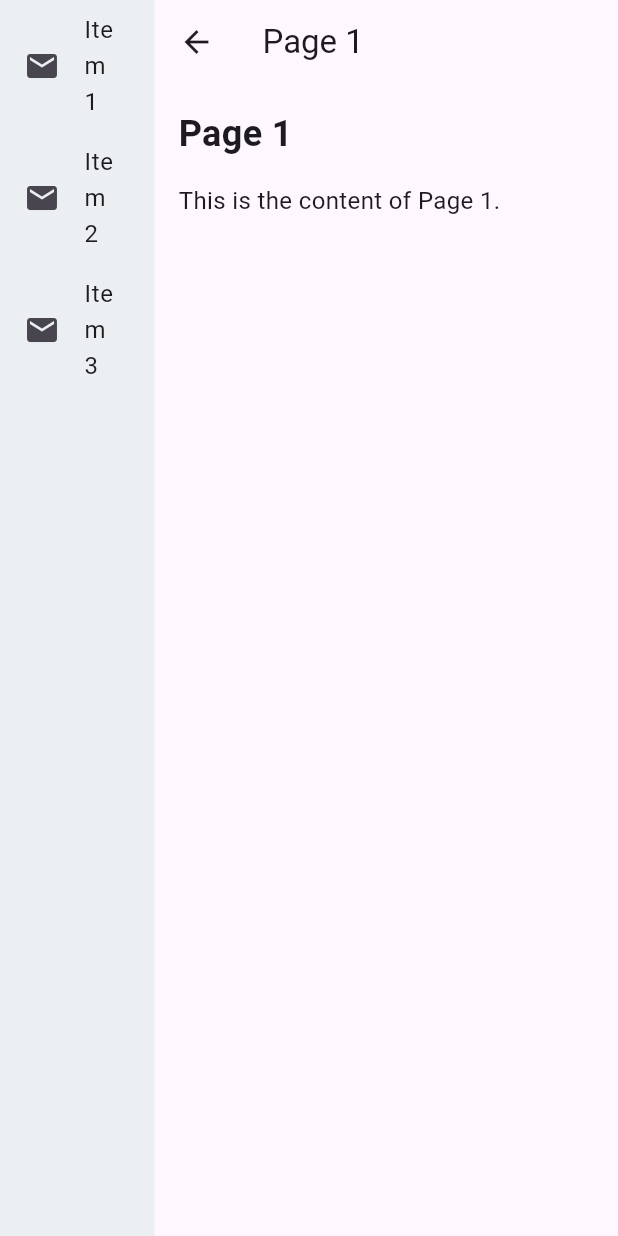
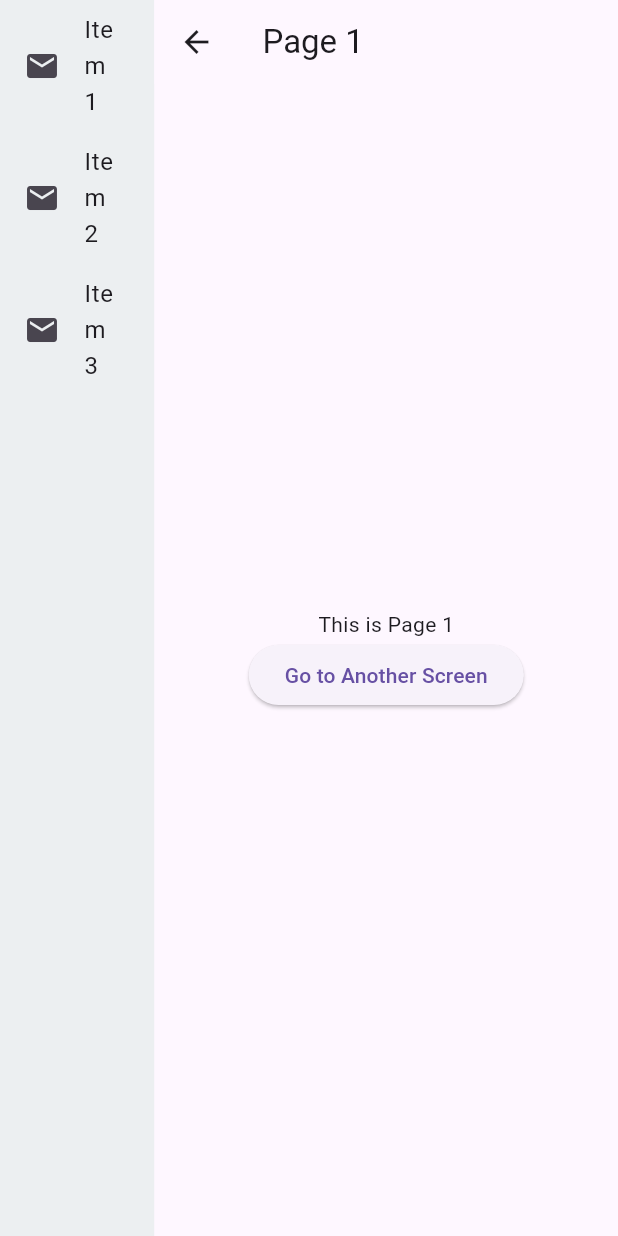
Before and after one commit to Hunaisp/WebScreenSplit, a Flutter app: the screen it shows after launch, after a tap on "Item 1", on a phone screen of 412 x 824 dp. Run offline on Flutter 3.47's test engine with Material 3 defaults, Android fonts, the phone set to English and light mode, and no system bars; missing offline and left inert: dart:html.

Commit message:
some changes made

```diff
--- a/lib/main.dart
+++ b/lib/main.dart
@@ -6,36 +6,88 @@ void main() {
 }
 
 class MyApp extends StatelessWidget {
-  MyApp() {
-    // Add an event listener to handle browser back button (popstate)
-    html.window.onPopState.listen((event) {
-      AppRouterDelegate.instance.handleBrowserBack();
-    });
-  }
-
   @override
   Widget build(BuildContext context) {
-    return MaterialApp.router(
+    return MaterialApp(
       title: 'Flutter Web Split Screen Navigation',
-      routerDelegate: AppRouterDelegate.instance,
-      routeInformationParser: RouteInformationParserImpl(),
+      home: SplitScreen(),
     );
   }
 }
 
-// Custom Router Delegate to manage browser history
-class AppRouterDelegate extends RouterDelegate<RoutePath>
-    with ChangeNotifier, PopNavigatorRouterDelegateMixin<RoutePath> {
-  static final AppRouterDelegate instance = AppRouterDelegate();
+class SplitScreen extends StatefulWidget {
+  @override
+  _SplitScreenState createState() => _SplitScreenState();
+}
 
-  final GlobalKey<NavigatorState> navigatorKey = GlobalKey<NavigatorState>();
+class _SplitScreenState extends State<SplitScreen> {
   String selectedPage = 'page1';
 
   // Stack to keep track of navigation history
   final List<String> pageStack = ['page1'];
 
   @override
-  RoutePath get currentConfiguration => RoutePath(selectedPage);
+  void initState() {
+    super.initState();
+    // Add an event listener to handle browser back button (popstate)
+    html.window.onPopState.listen((event) {
+      _handleBrowserBack();
+    });
+  }
+
+  void _navigateTo(String page) {
+    if (selectedPage != page) {
+      setState(() {
+        selectedPage = page;
+        if (pageStack.isEmpty || pageStack.last != page) {
+          pageStack.add(page);
+          html.window.history.pushState(null, 'Flutter Web', '/$page');
+        }
+      });
+    }
+  }
+
+  void _navigateToAnotherScreen() {
+    setState(() {
+      selectedPage = 'anotherPage';
+      pageStack.add('anotherPage');
+      html.window.history.pushState(null, 'Flutter Web', '/anotherPage');
+    });
+  }
+
+  void _navigateBack() {
+    if (pageStack.length > 1) {
+      setState(() {
+        pageStack.removeLast();
+        selectedPage = pageStack.last;
+        html.window.history.replaceState(null, 'Flutter Web', '/$selectedPage');
+      });
+    }
+  }
+
+  void _handleBrowserBack() {
+    if (pageStack.length > 1) {
+      setState(() {
+        pageStack.removeLast();
+        selectedPage = pageStack.last;
+      });
+    }
+  }
+
+  Widget _buildDynamicContent() {
+    switch (selectedPage) {
+      case 'page1':
+        return Page1(onBack: _navigateBack, onNavigate: _navigateToAnotherScreen);
+      case 'page2':
+        return Page2(onBack: _navigateBack, onNavigate: _navigateToAnotherScreen);
+      case 'page3':
+        return Page3(onBack: _navigateBack, onNavigate: _navigateToAnotherScreen);
+      case 'anotherPage':
+        return AnotherScreen(onBack: _navigateBack);
+      default:
+        return Page1(onBack: _navigateBack, onNavigate: _navigateToAnotherScreen);
+    }
+  }
 
   @override
   Widget build(BuildContext context) {
@@ -74,100 +126,23 @@ class AppRouterDelegate extends RouterDelegate<RoutePath>
               ),
             ),
           ),
-          // Dynamic Section: Navigator handling right panel content
+          // Dynamic Section: Handling right panel content
           Expanded(
             flex: 3,
-            child: Navigator(
-              key: navigatorKey,
-              pages: [
-                if (selectedPage == 'page1')
-                  MaterialPage(child: DynamicPage(title: 'Page 1', content: 'This is the content of Page 1.', onBack: _navigateBack)),
-                if (selectedPage == 'page2')
-                  MaterialPage(child: DynamicPage(title: 'Page 2', content: 'This is the content of Page 2.', onBack: _navigateBack)),
-                if (selectedPage == 'page3')
-                  MaterialPage(child: DynamicPage(title: 'Page 3', content: 'This is the content of Page 3.', onBack: _navigateBack)),
-              ],
-              onPopPage: (route, result) {
-                if (!route.didPop(result)) return false;
-                pageStack.removeLast(); // Remove the last page from stack on pop
-                selectedPage = pageStack.isNotEmpty ? pageStack.last : 'page1';
-                notifyListeners();
-                return true;
-              },
-            ),
+            child: _buildDynamicContent(),
           ),
         ],
       ),
     );
   }
-
-  void _navigateTo(String page) {
-    // Navigate to a new page and add it to the stack if it’s not already on top
-    if (selectedPage != page) {
-      selectedPage = page;
-      if (pageStack.isEmpty || pageStack.last != page) {
-        pageStack.add(page);
-        html.window.history.pushState(null, 'Flutter Web', '/$page');
-      }
-      notifyListeners();
-    }
-  }
-
-  void _navigateBack() {
-    // Custom back navigation to replace the last entry in history
-    if (pageStack.length > 1) {
-      pageStack.removeLast();
-      selectedPage = pageStack.last;
-      notifyListeners();
-      // Use replaceState to prevent adding extra history entries for back navigation
-      html.window.history.replaceState(null, 'Flutter Web', '/$selectedPage');
-    }
-  }
-
-  void handleBrowserBack() {
-    // Custom handling of browser back button
-    if (pageStack.length > 1) {
-      pageStack.removeLast();
-      selectedPage = pageStack.last;
-      notifyListeners();
-    } else {
-      // If on the first page, do nothing or potentially handle browser close if needed
-    }
-  }
-
-  @override
-  Future<void> setNewRoutePath(RoutePath path) async {
-    selectedPage = path.page;
-  }
 }
 
-class RoutePath {
-  final String page;
-  RoutePath(this.page);
-}
+// Page1 with a back button and navigation button
+class Page1 extends StatelessWidget {
+  final VoidCallback onBack;
+  final VoidCallback onNavigate;
 
-class RouteInformationParserImpl extends RouteInformationParser<RoutePath> {
-  @override
-  Future<RoutePath> parseRouteInformation(RouteInformation routeInformation) async {
-    final uri = Uri.parse(routeInformation.location ?? '/');
-    if (uri.pathSegments.isEmpty) return RoutePath('page1');
-    final page = uri.pathSegments.first;
-    return RoutePath(page);
-  }
-
-  @override
-  RouteInformation restoreRouteInformation(RoutePath configuration) {
-    return RouteInformation(location: '/${configuration.page}');
-  }
-}
-
-// Dynamic pages used in the right section
-class DynamicPage extends StatelessWidget {
-  final String title;
-  final String content;
-  final VoidCallback onBack;
-
-  DynamicPage({required this.title, required this.content, required this.onBack});
+  Page1({required this.onBack, required this.onNavigate});
 
   @override
   Widget build(BuildContext context) {
@@ -177,21 +152,16 @@ class DynamicPage extends StatelessWidget {
           icon: Icon(Icons.arrow_back),
           onPressed: onBack,
         ),
-        title: Text(title),
+        title: Text('Page 1'),
       ),
-      body: Padding(
-        padding: const EdgeInsets.all(16.0),
+      body: Center(
         child: Column(
-          crossAxisAlignment: CrossAxisAlignment.start,
+          mainAxisAlignment: MainAxisAlignment.center,
           children: [
-            Text(
-              title,
-              style: TextStyle(fontSize: 24, fontWeight: FontWeight.bold),
-            ),
-            SizedBox(height: 16),
-            Text(
-              content,
-              style: TextStyle(fontSize: 16),
+            Text('This is Page 1'),
+            ElevatedButton(
+              onPressed: onNavigate,
+              child: Text('Go to Another Screen'),
             ),
           ],
         ),
@@ -199,3 +169,92 @@ class DynamicPage extends StatelessWidget {
     );
   }
 }
+
+// Page2 with a back button and navigation button
+class Page2 extends StatelessWidget {
+  final VoidCallback onBack;
+  final VoidCallback onNavigate;
+
+  Page2({required this.onBack, required this.onNavigate});
+
+  @override
+  Widget build(BuildContext context) {
+    return Scaffold(
+      appBar: AppBar(
+        leading: IconButton(
+          icon: Icon(Icons.arrow_back),
+          onPressed: onBack,
+        ),
+        title: Text('Page 2'),
+      ),
+      body: Center(
+        child: Column(
+          mainAxisAlignment: MainAxisAlignment.center,
+          children: [
+            Text('This is Page 2'),
+            ElevatedButton(
+              onPressed: onNavigate,
+              child: Text('Go to Another Screen'),
+            ),
+          ],
+        ),
+      ),
+    );
+  }
+}
+
+// Page3 with a back button and navigation button
+class Page3 extends StatelessWidget {
+  final VoidCallback onBack;
+  final VoidCallback onNavigate;
+
+  Page3({required this.onBack, required this.onNavigate});
+
+  @override
+  Widget build(BuildContext context) {
+    return Scaffold(
+      appBar: AppBar(
+        leading: IconButton(
+          icon: Icon(Icons.arrow_back),
+          onPressed: onBack,
+        ),
+        title: Text('Page 3'),
+      ),
+      body: Center(
+        child: Column(
+          mainAxisAlignment: MainAxisAlignment.center,
+          children: [
+            Text('This is Page 3'),
+            ElevatedButton(
+              onPressed: onNavigate,
+              child: Text('Go to Another Screen'),
+            ),
+          ],
+        ),
+      ),
+    );
+  }
+}
+
+// AnotherScreen with a back button
+class AnotherScreen extends StatelessWidget {
+  final VoidCallback onBack;
+
+  AnotherScreen({required this.onBack});
+
+  @override
+  Widget build(BuildContext context) {
+    return Scaffold(
+      appBar: AppBar(
+        leading: IconButton(
+          icon: Icon(Icons.arrow_back),
+          onPressed: onBack,
+        ),
+        title: Text('Another Screen'),
+      ),
+      body: Center(
+        child: Text('This is Another Screen'),
+      ),
+    );
+  }
+}
```
